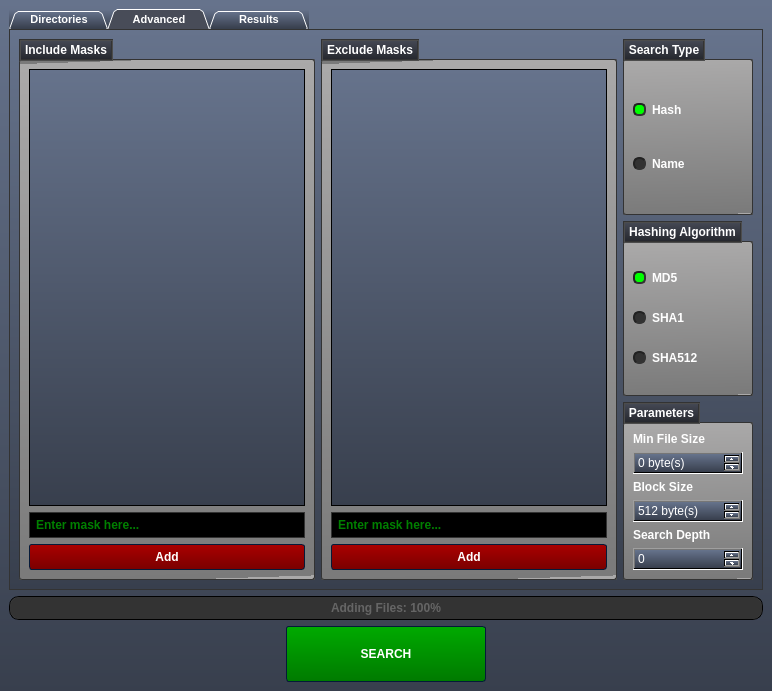
Qt form ui/mainwindow.ui (BorisTestov/duplicate_finder_python) before a commit.
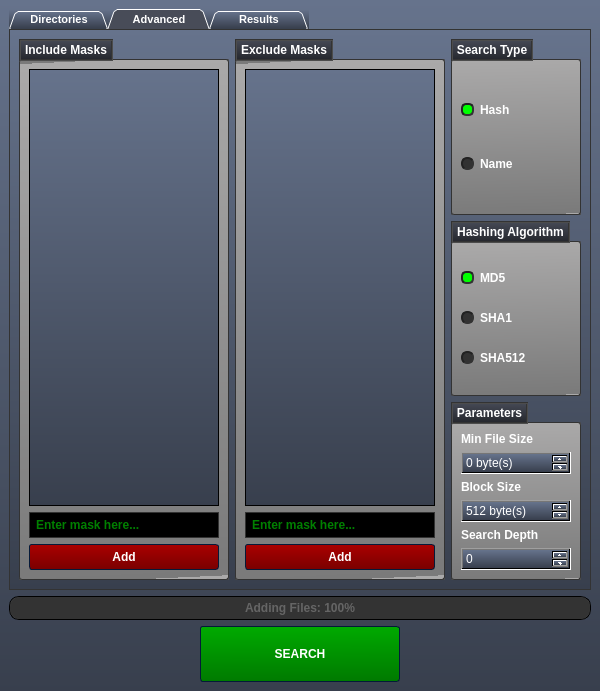
The same form after that commit. The open tabs and pages were chosen to show the change. Icons and pictures are not drawn.

Commit message: Interface first iteration

```diff
--- a/ui/mainwindow.ui
+++ b/ui/mainwindow.ui
@@ -6,7 +6,7 @@
    <rect>
     <x>0</x>
     <y>0</y>
-    <width>772</width>
+    <width>600</width>
     <height>691</height>
    </rect>
   </property>
@@ -1436,9 +1436,6 @@
              </property>
             </widget>
            </item>
-           <item row="0" column="1">
-            <widget class="QListView" name="include_masks_list_view"/>
-           </item>
            <item row="2" column="1">
             <widget class="QPushButton" name="add_include_mask_button">
              <property name="text">
@@ -1446,6 +1443,9 @@
              </property>
             </widget>
            </item>
+           <item row="0" column="1">
+            <widget class="QListWidget" name="include_masks_list_widget"/>
+           </item>
           </layout>
          </widget>
         </item>
@@ -1506,9 +1506,6 @@
            <string>Exclude Masks</string>
           </property>
           <layout class="QGridLayout" name="gridLayout_8">
-           <item row="0" column="1">
-            <widget class="QListView" name="exclude_masks_list_view"/>
-           </item>
            <item row="1" column="1">
             <widget class="QLineEdit" name="exclude_mask_line_edit">
              <property name="autoFillBackground">
@@ -1532,6 +1529,9 @@
              </property>
             </widget>
            </item>
+           <item row="0" column="1">
+            <widget class="QListWidget" name="exclude_masks_list_widget"/>
+           </item>
           </layout>
          </widget>
         </item>
```
Left out of the diff: 33 changed lines with no effect on the pictures. The commit also changes 6 other files.
